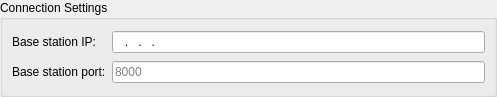
First picture: the form in plugins/robots/generators/pioneer/pioneerLuaGenerator/widgets/pioneerAdditionalPreferences.ui, repository trikset/trik-studio, before the edit.
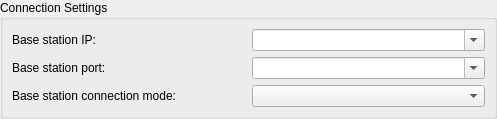
Second picture: the form after the edit.

Commit message: Add pioneer additional settings on settings page

Diff of the .ui file:
```diff
--- a/plugins/robots/generators/pioneer/pioneerLuaGenerator/widgets/pioneerAdditionalPreferences.ui
+++ b/plugins/robots/generators/pioneer/pioneerLuaGenerator/widgets/pioneerAdditionalPreferences.ui
@@ -7,7 +7,7 @@
     <x>0</x>
     <y>0</y>
     <width>497</width>
-    <height>97</height>
+    <height>114</height>
    </rect>
   </property>
   <property name="windowTitle">
@@ -52,15 +52,9 @@
        </widget>
       </item>
       <item row="0" column="1">
-       <widget class="QLineEdit" name="baseStationIpLineEdit">
-        <property name="inputMask">
-         <string>009.009.009.009</string>
-        </property>
-        <property name="text">
-         <string>...</string>
-        </property>
-        <property name="placeholderText">
-         <string>127.0.0.1</string>
+       <widget class="QComboBox" name="baseStationIpComboBox">
+        <property name="editable">
+         <bool>true</bool>
         </property>
        </widget>
       </item>
@@ -72,15 +66,23 @@
        </widget>
       </item>
       <item row="1" column="1">
-       <widget class="QLineEdit" name="baseStationPortLineEdit">
-        <property name="inputMask">
-         <string>00000</string>
+       <widget class="QComboBox" name="baseStationPortComboBox">
+        <property name="editable">
+         <bool>true</bool>
         </property>
-        <property name="placeholderText">
-         <string>8000</string>
+       </widget>
+      </item>
+	  <item row="2" column="0">
+       <widget class="QLabel" name="baseStationModeLabel">
+        <property name="text">
+         <string>Base station connection mode:</string>
         </property>
        </widget>
       </item>
+      <item row="2" column="1">
+       <widget class="QComboBox" name="baseStationModeComboBox">
+       </widget>
+      </item>
      </layout>
     </widget>
    </item>
```
The commit also changes 4 other files.
